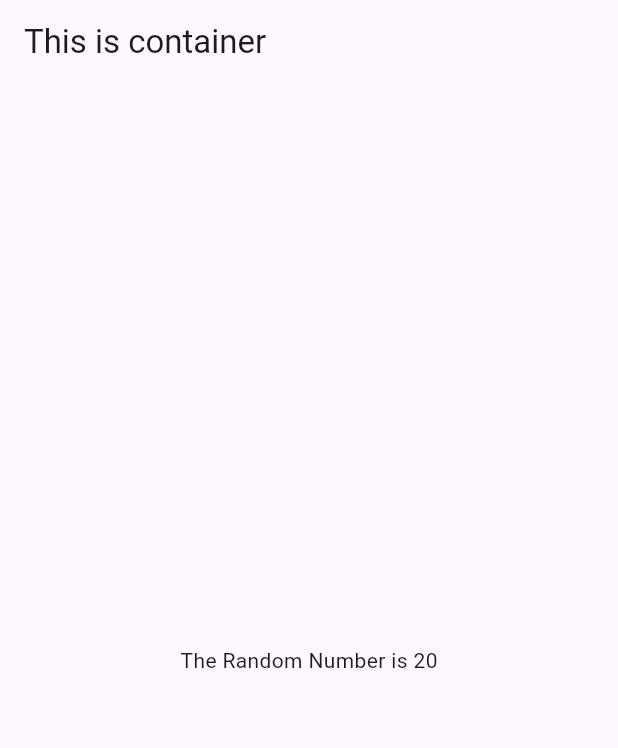
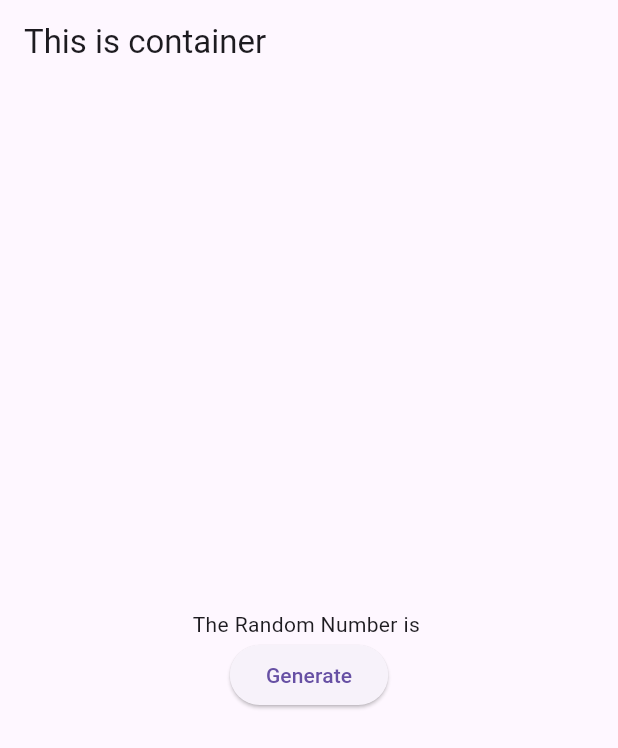
Before and after one commit to alfazrafai/FlutterWidgetPractice, a Flutter app: the screen it shows after launch, on a phone screen of 412 x 824 dp. Shown: the top 748 px of the screen. Run offline on Flutter 3.47's test engine with Material 3 defaults, Android fonts, the phone set to English and light mode, and no system bars.

Commit message:
Implemented Custom Button(one same button which can used many places)

```diff
--- /dev/null
+++ b/lib/CustomButton.dart
@@ -0,0 +1,17 @@
+import 'package:flutter/material.dart';
+
+class PrimaryButton extends StatelessWidget {
+  final String label;
+  final VoidCallback onPressed;
+
+  const PrimaryButton({
+    super.key,
+    required this.label,
+    required this.onPressed,
+  });
+
+  @override
+  Widget build(BuildContext context) {
+    return ElevatedButton(onPressed: onPressed, child: Text(label));
+  }
+}
--- a/lib/main.dart
+++ b/lib/main.dart
@@ -1,6 +1,8 @@
 import 'dart:math';
 
 import 'package:flutter/material.dart';
+
+import 'CustomButton.dart';
 
 void main() {
   runApp(FlutterWidget());
@@ -29,9 +31,21 @@ class _FlutterWidgetState extends State<FlutterWidget> {
             // child: Text("data fvxcvfsdfsdfafdsf"),
             // )
             //   ,)
-            Center(child: Text("The Random Number is ${getRandom()}")),
+        Center(
+          child: Column(
+            mainAxisAlignment: MainAxisAlignment.center,
+            children: [
+              Text("The Random Number is "),
+              PrimaryButton(
+                label: "Generate",
+                onPressed: getRandom,
+              ),
+            ],
+          ),
+        ),
       ),
     );
+
   }
 }
 
```
